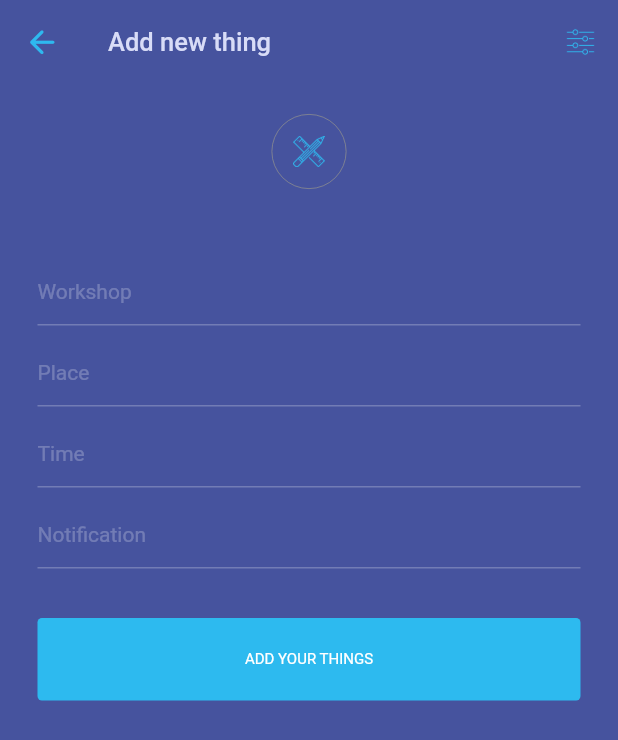
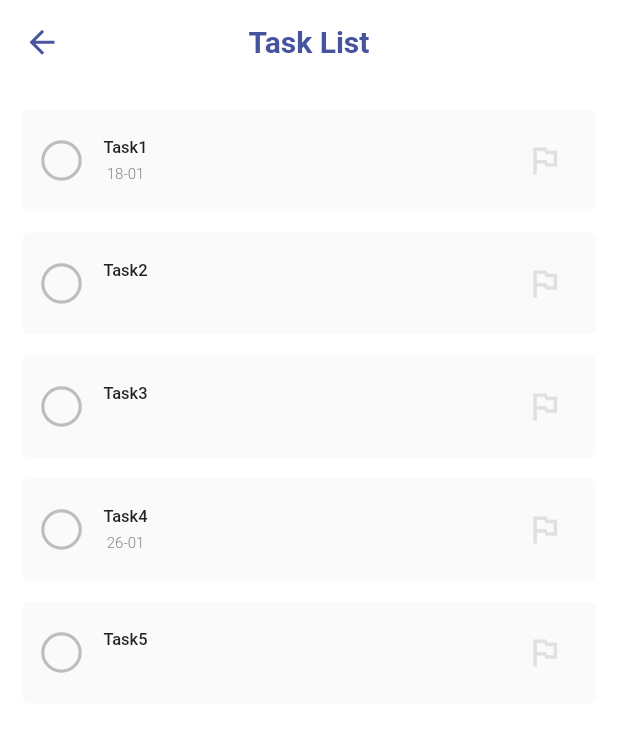
Before and after one commit to shaileshsuhagiya/todo-app-firebase-realtime, a Flutter app: the HomeScreen screen opened directly, after a tap on the "add" icon, on a phone screen of 412 x 824 dp. Shown: the top 740 px of the screen. Run offline on Flutter 3.47's test engine with Material 2 defaults, Android fonts, the phone set to English and light mode, and no system bars; our stand-ins replace animated_theme_switcher, cached_network_image, cloud_firestore, file_picker, firebase_auth, firebase_core and 9 more; accounts and stored records are empty; Roboto replaces fonts that are missing (SFProText).

Commit message:
- fix the bug

```diff
--- /dev/null
+++ b/lib/src/user_functionality/business_logic/models/task_model.dart
@@ -0,0 +1,8 @@
+class TaskModel {
+  String taskName;
+  bool isChecked;
+  String date;
+
+  TaskModel(
+      {required this.isChecked, required this.taskName, required this.date});
+}
--- a/lib/src/user_functionality/business_logic/view_models/home_view_model.dart
+++ b/lib/src/user_functionality/business_logic/view_models/home_view_model.dart
@@ -2,8 +2,19 @@
 
 import '../models/base_model.dart';
 import '../models/category_model.dart';
+import '../models/task_model.dart';
 
 class HomeViewModel extends BaseModel {
+  String selectedCategory = 'Business';
+  void onChangeCategoryValue(String value) {
+    selectedCategory = value;
+    notifyListeners();
+  }
+
+  void updateNotifierState(){
+    notifyListeners();
+  }
+
   List<CategoryModel> category = [
     CategoryModel(
         categoryId: 1,
@@ -22,4 +33,12 @@
         categoryImage: Asset.wishListCategory,
         categoryName: 'Wishlist'),
   ];
+
+  List<TaskModel> taskList = [
+    TaskModel(taskName: 'Task1', isChecked: false, date: '18-01'),
+    TaskModel(taskName: 'Task2', isChecked: false, date: ''),
+    TaskModel(taskName: 'Task3', isChecked: false, date: ''),
+    TaskModel(taskName: 'Task4', isChecked: false, date: '26-01'),
+    TaskModel(taskName: 'Task5', isChecked: false, date: ''),
+  ];
 }
--- a/lib/src/user_functionality/ui/views/home/add_new_thing_screen.dart
+++ b/lib/src/user_functionality/ui/views/home/add_new_thing_screen.dart
@@ -1,12 +1,16 @@
 import 'package:firebasedemo/src/configs/app_colors.dart';
 import 'package:flutter/material.dart';
+import 'package:provider/provider.dart';
 
 import '../../../../configs/app_strings.dart';
 import '../../../../constant/common_text_form_field.dart';
+import '../../../business_logic/view_models/home_view_model.dart';
+import '../../../services/dependency_assembler_education.dart';
 import '../../shared/unified_app_button.dart';
+import '../../widgets/custom_drop_down.dart';
 
 class AddNewThingScreen extends StatelessWidget {
-  const AddNewThingScreen({Key? key}) : super(key: key);
+  final HomeViewModel _homeViewModel = dependencyAssembler<HomeViewModel>();
 
   @override
   Widget build(BuildContext context) {
@@ -49,40 +53,18 @@
             child: Padding(
               padding:
                   const EdgeInsets.symmetric(horizontal: 25.0, vertical: 20),
-              child: Column(
+              child: ChangeNotifierProvider.value(
+                value: _homeViewModel,
+                child: Consumer<HomeViewModel>(
+                  builder: (context, value, child) => Column(
                     children: [
-                  /*    Row(
-                    mainAxisAlignment: MainAxisAlignment.spaceBetween,
-                    children: [
-                      InkWell(
-                          onTap: () {
-                            Navigator.pop(context);
-                          },
-                          child: const Icon(
-                            Icons.arrow_back_rounded,
-                            color: AppColor.skyBackgroundTextColor,
-                            size: 25,
-                          )),
-                      const Text(
-                        'Add new thing',
-                        style:
-                            TextStyle(fontSize: 17, color: AppColor.subTitle),
-                      ),
-                      Image.asset(
-                        'assets/images/filter_icon.png',
-                        height: 20,
-                        width: 20,
-                        color: AppColor.skyBackgroundTextColor,
-                      ),
-                    ],
-                  ),
-                  const SizedBox(height: 20),*/
                       Container(
                         width: 50,
                         height: 50,
                         decoration: BoxDecoration(
                           shape: BoxShape.circle,
-                      border: Border.all(color: AppColor.textColor, width: 0.5),
+                          border:
+                              Border.all(color: AppColor.textColor, width: 0.5),
                         ),
                         child: Padding(
                           padding: const EdgeInsets.all(14.0),
@@ -93,6 +75,12 @@
                         ),
                       ),
                       const SizedBox(height: 40),
+                      CustomDropDownButton(
+                          dropDownList: _homeViewModel.category,
+                          dropdownValue: _homeViewModel.selectedCategory,
+                          onChanged: (newValue) {
+                            _homeViewModel.onChangeCategoryValue(newValue!);
+                          }),
                       const CommonTextFormField(
                         hintText: "Workshop",
                       ),
@@ -106,8 +94,11 @@
                         hintText: "Notification",
                       ),
                       UnifiedAppButton(
-                      buttonTitle: AppStrings.addYourThings, onPress: () {}),
+                          buttonTitle: AppStrings.addYourThings,
+                          onPress: () {}),
                     ],
+                  ),
+                ),
               ),
             ),
           ),
--- a/lib/src/user_functionality/ui/views/home/home_screen.dart
+++ b/lib/src/user_functionality/ui/views/home/home_screen.dart
@@ -7,6 +7,7 @@
 import '../../../business_logic/view_models/home_view_model.dart';
 import '../../../services/dependency_assembler_education.dart';
 import 'add_new_thing_screen.dart';
+import 'task_list_screen.dart';
 
 class HomeScreen extends StatelessWidget {
   final HomeViewModel _homeViewModel = dependencyAssembler<HomeViewModel>();
@@ -32,7 +33,7 @@
           Stack(
             children: [
               Container(
-                height: 230,
+                height: 235,
                 width: MediaQuery.of(context).size.width,
                 decoration: const BoxDecoration(
                     image: DecorationImage(
@@ -41,7 +42,7 @@
                 )),
               ),
               Container(
-                height: 230,
+                height: 235,
                 width: MediaQuery.of(context).size.width,
                 color: Colors.black45,
                 child: SafeArea(
@@ -104,7 +105,7 @@
                         ),
                         Row(
                           mainAxisAlignment: MainAxisAlignment.spaceBetween,
-                          children: [
+                          children: const [
                             Text('Sep 5,2015',
                                 style: TextStyle(
                                   fontSize: 12,
@@ -125,7 +126,7 @@
               Positioned(
                 right: 0,
                 child: Container(
-                  height: 230,
+                  height: 235,
                   width: 150,
                   color: Colors.black12,
                 ),
@@ -253,7 +254,7 @@
         borderRadius: BorderRadius.circular(50),
         onTap: () {
           Navigator.of(context).push(MaterialPageRoute(
-            builder: (context) => const AddNewThingScreen(),
+            builder: (context) =>  taskListScreen(),
           ));
         },
         child: Hero(
--- /dev/null
+++ b/lib/src/user_functionality/ui/views/home/task_list_screen.dart
@@ -0,0 +1,114 @@
+import 'package:firebasedemo/src/configs/app_colors.dart';
+import 'package:flutter/material.dart';
+import 'package:provider/provider.dart';
+
+import '../../../business_logic/view_models/home_view_model.dart';
+import '../../../services/dependency_assembler_education.dart';
+
+class taskListScreen extends StatelessWidget {
+  final HomeViewModel _homeViewModel = dependencyAssembler<HomeViewModel>();
+
+  @override
+  Widget build(BuildContext context) {
+    return Scaffold(
+      appBar: AppBar(
+          backgroundColor: Colors.transparent,
+          elevation: 0,
+          centerTitle: true,
+          title: const Text(
+            'Task List',
+            style: TextStyle(
+                color: AppColor.backGroundColor,
+                fontSize: 20,
+                fontWeight: FontWeight.w700),
+          ),
+          leading: IconButton(
+            onPressed: () {},
+            icon: const Icon(Icons.arrow_back,
+                color: AppColor.backGroundColor, size: 25),
+          )),
+      body: Column(
+        children: [
+          ChangeNotifierProvider.value(
+            value: _homeViewModel,
+            child: Consumer<HomeViewModel>(
+              builder: (context, value, child) => ListView.builder(
+                shrinkWrap: true,
+                itemCount: _homeViewModel.taskList.length,
+                padding: EdgeInsets.only(top: 10),
+                itemBuilder: (context, index) {
+                  return Container(
+                    padding: EdgeInsets.symmetric(horizontal: 10, vertical: 10),
+                    margin:
+                        const EdgeInsets.symmetric(horizontal: 15, vertical: 7),
+                    decoration: BoxDecoration(
+                      color: Colors.grey[50],
+                      borderRadius: BorderRadius.circular(4),
+                    ),
+                    child: Row(
+                      children: [
+                        Transform.scale(
+                          scale: 1.5,
+                          child: Checkbox(
+                            visualDensity:
+                                VisualDensity(horizontal: -4, vertical: 0),
+                            checkColor: Colors.white,
+                            side: BorderSide(
+                                color: Colors.grey[400]!, width: 1.4),
+                            activeColor:
+                                _homeViewModel.taskList[index].isChecked
+                                    ? Colors.grey[300]
+                                    : Colors.transparent,
+                            value: _homeViewModel.taskList[index].isChecked,
+                            shape: RoundedRectangleBorder(
+                              borderRadius: BorderRadius.circular(10),
+                            ),
+                            onChanged: (bool? value) {
+                              _homeViewModel.taskList[index].isChecked = value!;
+                              _homeViewModel.updateNotifierState();
+                            },
+                          ),
+                        ),
+                        const SizedBox(
+                          width: 12,
+                        ),
+                        Column(
+                          mainAxisAlignment: MainAxisAlignment.start,
+                          children: [
+                            Text(
+                              _homeViewModel.taskList[index].taskName,
+                              style: const TextStyle(
+                                  color: AppColor.kDarkPrimaryColor,
+                                  fontSize: 11,
+                                  fontWeight: FontWeight.w500),
+                            ),
+                            SizedBox(height: 5),
+                            Text(
+                              _homeViewModel.taskList[index].date,
+                              style: const TextStyle(
+                                  fontSize: 10,
+                                  fontWeight: FontWeight.w300,
+                                  color: AppColor.textColor),
+                            )
+                          ],
+                        ),
+                        Spacer(),
+                        IconButton(
+                            onPressed: () {},
+                            icon: Icon(
+                              Icons.outlined_flag,
+                              color: Colors.grey[300],
+                              size: 25,
+                            ))
+                      ],
+                    ),
+                  );
+                },
+              ),
+            ),
+          ),
+        ],
+      ),
+    );
+  }
+}
```
Also changed, not shown: lib/src/constant/common_text_form_field.dart (+4 -4 lines), lib/src/user_functionality/ui/widgets/custom_drop_down.dart (added, +40 -0 lines), lib/src/user_functionality/business_logic/models/category_model.dart (line endings or trailing spaces). Lines whose indentation alone changed are shown as unchanged.
